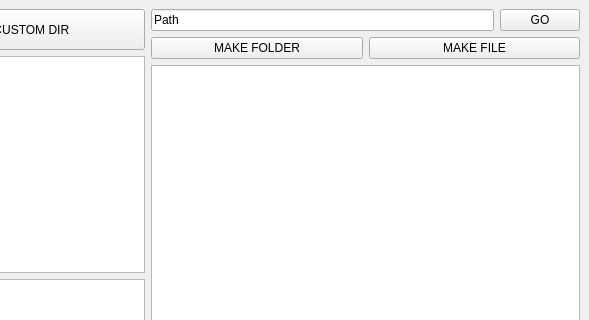
This is mainwindow.ui in dev-matheusmelo/whale-file-manager as Qt 5 draws it before an edit; both pictures show x 120 to 709 and y 0 to 320 of the 709 by 731 pixel window. The edited form follows.
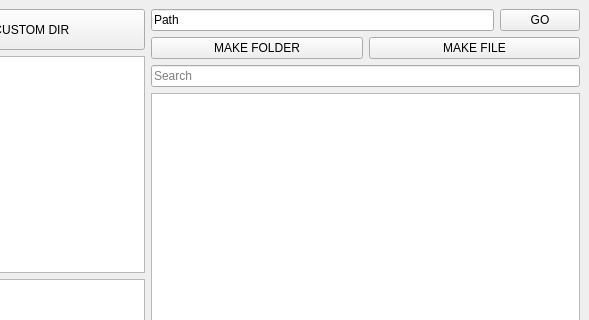
This is the edited form. Icons and pictures are not drawn.

Commit message: added line for search for files

Diff of the .ui file:
```diff
--- a/mainwindow.ui
+++ b/mainwindow.ui
@@ -142,6 +142,25 @@
         </item>
        </layout>
       </item>
+      <item>
+       <widget class="QLineEdit" name="lineEdit_search">
+        <property name="styleSheet">
+         <string notr="true"/>
+        </property>
+        <property name="inputMask">
+         <string/>
+        </property>
+        <property name="text">
+         <string/>
+        </property>
+        <property name="placeholderText">
+         <string>Search</string>
+        </property>
+        <property name="clearButtonEnabled">
+         <bool>true</bool>
+        </property>
+       </widget>
+      </item>
       <item>
        <widget class="QListWidget" name="listWidget_files">
         <property name="mouseTracking">
```
The commit also changes 9 other files.
